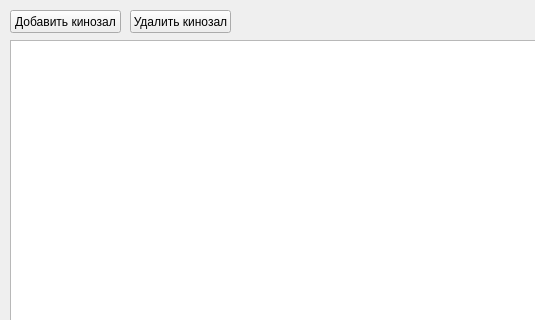
This is data/ui/rooms.ui in fivan999/cinema-controlling-system as Qt 5 draws it before an edit; both pictures show x 0 to 535 and y 0 to 320 of the 711 by 457 pixel window. The edited form follows.
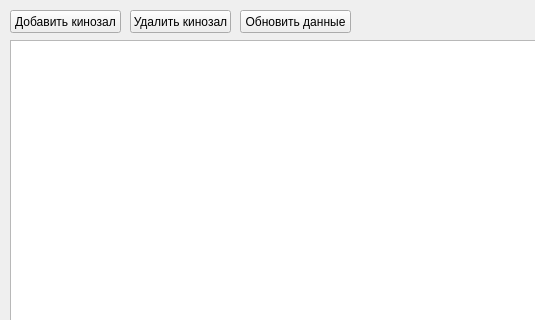
This is the edited form.

Patch:
```diff
--- a/data/ui/rooms.ui
+++ b/data/ui/rooms.ui
@@ -49,6 +49,19 @@
     </rect>
    </property>
   </widget>
+  <widget class="QPushButton" name="update_button">
+   <property name="geometry">
+    <rect>
+     <x>240</x>
+     <y>10</y>
+     <width>111</width>
+     <height>23</height>
+    </rect>
+   </property>
+   <property name="text">
+    <string>Обновить данные</string>
+   </property>
+  </widget>
  </widget>
  <resources/>
  <connections/>
```
